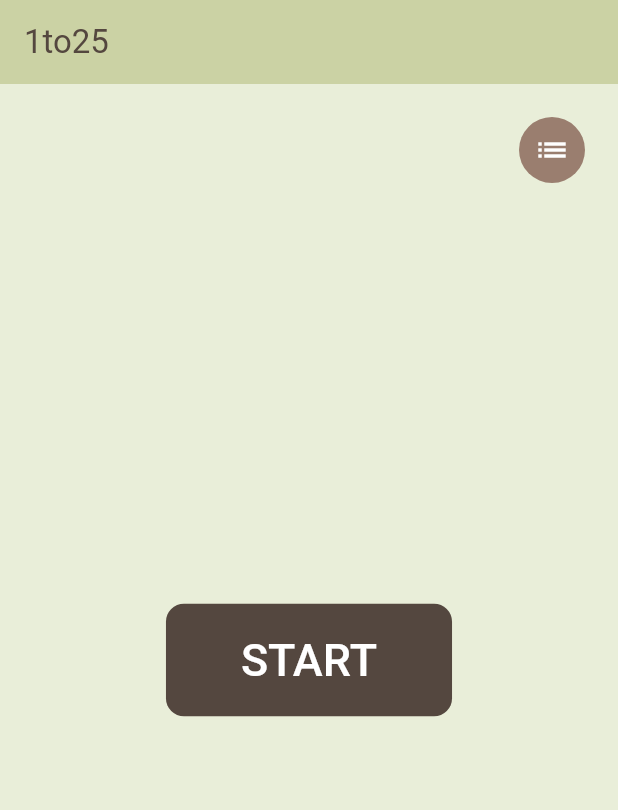
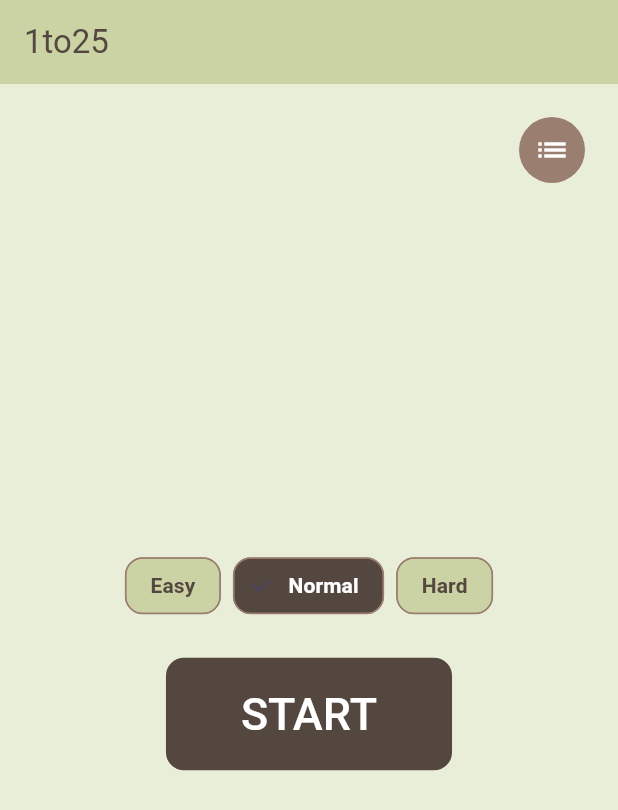
Before and after one commit to shan0325/flutter_random_number_game, a Flutter app: the screen it shows after launch, on a phone screen of 412 x 824 dp. Shown: the top 810 px of the screen. Run offline on Flutter 3.47's test engine with Material 3 defaults, Android fonts, the light colour scheme and no system bars; our stand-ins replace auto_size_text, google_mobile_ads, shared_preferences, vibration; network calls fail.

Commit message:
Add difficulty modes and wrong-click penalties

```diff
--- /dev/null
+++ b/lib/models/game_difficulty.dart
@@ -0,0 +1,42 @@
+enum GameDifficulty {
+  easy,
+  normal,
+  hard,
+}
+
+extension GameDifficultyConfig on GameDifficulty {
+  String get label {
+    switch (this) {
+      case GameDifficulty.easy:
+        return 'Easy';
+      case GameDifficulty.normal:
+        return 'Normal';
+      case GameDifficulty.hard:
+        return 'Hard';
+    }
+  }
+
+  int get gridSize {
+    switch (this) {
+      case GameDifficulty.easy:
+        return 4;
+      case GameDifficulty.normal:
+        return 5;
+      case GameDifficulty.hard:
+        return 6;
+    }
+  }
+
+  int get maxNumber => gridSize * gridSize;
+
+  int get wrongPenaltyMilliseconds {
+    switch (this) {
+      case GameDifficulty.easy:
+        return 300;
+      case GameDifficulty.normal:
+        return 500;
+      case GameDifficulty.hard:
+        return 800;
+    }
+  }
+}
--- a/lib/models/game_record.dart
+++ b/lib/models/game_record.dart
@@ -1,23 +1,46 @@
 import 'dart:math';
+
+import 'game_difficulty.dart';
 
 class GameRecord {
   const GameRecord({
     required this.record,
     required this.date,
+    required this.difficulty,
   });
 
   final String record;
   final String date;
+  final GameDifficulty difficulty;
 
   factory GameRecord.deserialize(String value) {
     final parts = value.split('::');
-    return GameRecord(record: parts[0], date: parts[1]);
+    if (parts.length == 2) {
+      return GameRecord(
+        record: parts[0],
+        date: parts[1],
+        difficulty: GameDifficulty.normal,
+      );
+    }
+
+    return GameRecord(
+      difficulty: GameDifficulty.values.byName(parts[0]),
+      record: parts[1],
+      date: parts[2],
+    );
   }
 
-  String serialize() => '$record::$date';
+  String serialize() => '${difficulty.name}::$record::$date';
 
-  static double bestOf(List<GameRecord> records) {
-    final recordValues = records.map((record) => double.parse(record.record));
+  static double bestOf(
+    List<GameRecord> records, {
+    GameDifficulty? difficulty,
+  }) {
+    final filteredRecords = difficulty == null
+        ? records
+        : records.where((record) => record.difficulty == difficulty);
+    final recordValues =
+        filteredRecords.map((record) => double.parse(record.record));
     return recordValues.reduce(min);
   }
 }
--- a/lib/screens/number_game_screen.dart
+++ b/lib/screens/number_game_screen.dart
@@ -4,6 +4,7 @@ import 'package:flutter/material.dart';
 import 'package:intl/intl.dart';
 import 'package:vibration/vibration.dart';
 
+import '../models/game_difficulty.dart';
 import '../models/game_record.dart';
 import '../services/record_storage.dart';
 import '../widgets/ad_mob_banner.dart';
@@ -22,15 +23,20 @@ class NumberGameScreen extends StatefulWidget {
 class _NumberGameScreenState extends State<NumberGameScreen> {
   late final RecordStorage _recordStorage;
 
-  List<int?> numbers = List.generate(25, (index) => index + 1)..shuffle();
+  GameDifficulty selectedDifficulty = GameDifficulty.normal;
+  List<int?> numbers =
+      List.generate(GameDifficulty.normal.maxNumber, (index) => index + 1)
+        ..shuffle();
   int currentNumber = 1;
   bool gameStarted = false;
   bool gamePaused = false;
   int timeElapsed = 0;
   Timer? timer;
+  Timer? penaltyTimer;
   List<GameRecord> records = [];
   int countdown = 0;
   double bestRecord = 0;
+  bool showPenalty = false;
 
   @override
   void initState() {
@@ -51,8 +57,9 @@ class _NumberGameScreenState extends State<NumberGameScreen> {
   }
 
   void _setBestRecord() {
-    if (records.isEmpty) return;
-    bestRecord = GameRecord.bestOf(records);
+    final selectedRecords = _selectedDifficultyRecords();
+    bestRecord =
+        selectedRecords.isEmpty ? 0 : GameRecord.bestOf(selectedRecords);
   }
 
   Future<void> _saveRecords() async {
@@ -61,6 +68,23 @@ class _NumberGameScreenState extends State<NumberGameScreen> {
 
   void _sortRecordsByDate() {
     records.sort((a, b) => b.date.compareTo(a.date));
+  }
+
+  List<GameRecord> _selectedDifficultyRecords() {
+    return records
+        .where((record) => record.difficulty == selectedDifficulty)
+        .toList();
+  }
+
+  void _selectDifficulty(GameDifficulty difficulty) {
+    setState(() {
+      selectedDifficulty = difficulty;
+      currentNumber = 1;
+      numbers = List.generate(difficulty.maxNumber, (index) => index + 1)
+        ..shuffle();
+      showPenalty = false;
+      _setBestRecord();
+    });
   }
 
   void startGame() {
@@ -80,7 +104,9 @@ class _NumberGameScreenState extends State<NumberGameScreen> {
           gamePaused = false;
           timeElapsed = 0;
           currentNumber = 1;
-          numbers = List.generate(25, (index) => index + 1)..shuffle();
+          numbers =
+              List.generate(selectedDifficulty.maxNumber, (index) => index + 1)
+                ..shuffle();
           countdown = 0;
         });
         startTimer();
@@ -104,11 +130,17 @@ class _NumberGameScreenState extends State<NumberGameScreen> {
 
   void endGame({bool showRecord = true}) {
     stopTimer();
-    if (currentNumber > 25 && showRecord) {
+    if (currentNumber > selectedDifficulty.maxNumber && showRecord) {
       final record = formatTime(timeElapsed);
       final now = DateFormat('yyyy-MM-dd HH:mm:ss').format(DateTime.now());
       setState(() {
-        records.add(GameRecord(record: record, date: now));
+        records.add(
+          GameRecord(
+            record: record,
+            date: now,
+            difficulty: selectedDifficulty,
+          ),
+        );
         _sortRecordsByDate();
         _setBestRecord();
       });
@@ -141,7 +173,9 @@ class _NumberGameScreenState extends State<NumberGameScreen> {
       setState(() {
         gameStarted = false;
         currentNumber = 1;
-        numbers = List.generate(25, (index) => index + 1)..shuffle();
+        numbers =
+            List.generate(selectedDifficulty.maxNumber, (index) => index + 1)
+              ..shuffle();
       });
     }
   }
@@ -155,10 +189,26 @@ class _NumberGameScreenState extends State<NumberGameScreen> {
         currentNumber++;
       });
 
-      if (currentNumber > 25) {
+      if (currentNumber > selectedDifficulty.maxNumber) {
         endGame();
       }
+    } else {
+      _applyWrongPenalty();
     }
+  }
+
+  void _applyWrongPenalty() {
+    penaltyTimer?.cancel();
+    setState(() {
+      timeElapsed += selectedDifficulty.wrongPenaltyMilliseconds;
+      showPenalty = true;
+    });
+    penaltyTimer = Timer(const Duration(milliseconds: 700), () {
+      if (!mounted) return;
+      setState(() {
+        showPenalty = false;
+      });
+    });
   }
 
   Future<void> _execVibrate() async {
@@ -171,6 +221,7 @@ class _NumberGameScreenState extends State<NumberGameScreen> {
   @override
   void dispose() {
     timer?.cancel();
+    penaltyTimer?.cancel();
     super.dispose();
   }
 
@@ -206,10 +257,14 @@ class _NumberGameScreenState extends State<NumberGameScreen> {
                   child: IconButton(
                     icon: const Icon(Icons.list),
                     onPressed: () {
+                      final selectedRecords = _selectedDifficultyRecords();
                       Navigator.push(
                         context,
                         MaterialPageRoute(
-                          builder: (context) => RecordScreen(records: records),
+                          builder: (context) => RecordScreen(
+                            records: selectedRecords,
+                            difficulty: selectedDifficulty,
+                          ),
                         ),
                       );
                     },
@@ -227,6 +282,11 @@ class _NumberGameScreenState extends State<NumberGameScreen> {
                 Column(
                   mainAxisAlignment: MainAxisAlignment.center,
                   children: [
+                    _DifficultySelector(
+                      selectedDifficulty: selectedDifficulty,
+                      onSelected: _selectDifficulty,
+                    ),
+                    const SizedBox(height: 24),
                     Center(
                       child: ElevatedButton(
                         onPressed: startGame,
@@ -253,7 +313,7 @@ class _NumberGameScreenState extends State<NumberGameScreen> {
                       const SizedBox(height: 15),
                       Center(
                         child: Text(
-                          'BEST $bestRecord',
+                          '${selectedDifficulty.label} BEST $bestRecord',
                           style: const TextStyle(
                             color: Color(0xFF54473F),
                             fontSize: 20,
@@ -302,10 +362,22 @@ class _NumberGameScreenState extends State<NumberGameScreen> {
                           fontSize: 50,
                         ),
                       ),
+                      if (showPenalty) ...[
+                        const SizedBox(height: 6),
+                        Text(
+                          '+${formatTime(selectedDifficulty.wrongPenaltyMilliseconds)}',
+                          style: const TextStyle(
+                            color: Colors.redAccent,
+                            fontSize: 18,
+                            fontWeight: FontWeight.w700,
+                          ),
+                        ),
+                      ],
                       const SizedBox(height: 20),
                       NumberGrid(
                         numbers: numbers,
                         gamePaused: gamePaused,
+                        crossAxisCount: selectedDifficulty.gridSize,
                         onNumberPressed: _onNumberPressed,
                       ),
                     ],
@@ -320,3 +392,40 @@ class _NumberGameScreenState extends State<NumberGameScreen> {
     );
   }
 }
+
+class _DifficultySelector extends StatelessWidget {
+  const _DifficultySelector({
+    required this.selectedDifficulty,
+    required this.onSelected,
+  });
+
+  final GameDifficulty selectedDifficulty;
+  final ValueChanged<GameDifficulty> onSelected;
+
+  @override
+  Widget build(BuildContext context) {
+    return Wrap(
+      alignment: WrapAlignment.center,
+      spacing: 8,
+      runSpacing: 8,
+      children: GameDifficulty.values.map((difficulty) {
+        final selected = difficulty == selectedDifficulty;
+        return ChoiceChip(
+          label: Text(difficulty.label),
+          selected: selected,
+          onSelected: (_) => onSelected(difficulty),
+          selectedColor: const Color(0xFF54473F),
+          backgroundColor: const Color(0xFFCBD2A4),
+          labelStyle: TextStyle(
+            color: selected ? Colors.white : const Color(0xFF54473F),
+            fontWeight: FontWeight.w600,
+          ),
+          shape: RoundedRectangleBorder(
+            borderRadius: BorderRadius.circular(12),
+            side: const BorderSide(color: Color(0xFF9A7E6F)),
+          ),
+        );
+      }).toList(),
+    );
+  }
+}
--- a/lib/widgets/number_grid.dart
+++ b/lib/widgets/number_grid.dart
@@ -6,11 +6,13 @@ class NumberGrid extends StatelessWidget {
     super.key,
     required this.numbers,
     required this.gamePaused,
+    required this.crossAxisCount,
     required this.onNumberPressed,
   });
 
   final List<int?> numbers;
   final bool gamePaused;
+  final int crossAxisCount;
   final void Function(int number, int index) onNumberPressed;
 
   @override
@@ -18,7 +20,7 @@ class NumberGrid extends StatelessWidget {
     return Container(
       constraints: const BoxConstraints(maxWidth: 500),
       child: GridView.count(
-        crossAxisCount: 5,
+        crossAxisCount: crossAxisCount,
         crossAxisSpacing: 5.0,
         mainAxisSpacing: 5.0,
         shrinkWrap: true,
```
Also changed, not shown: lib/screens/record_screen.dart (+8 -2 lines), 4 other files.
